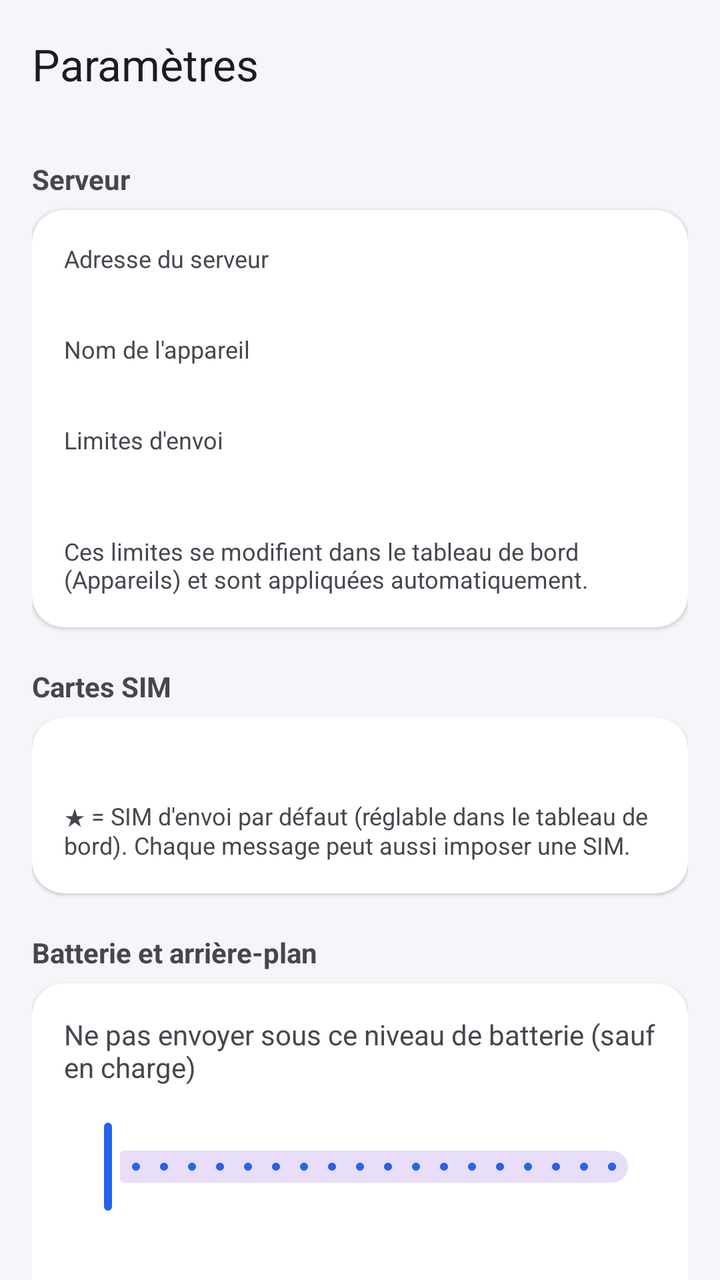
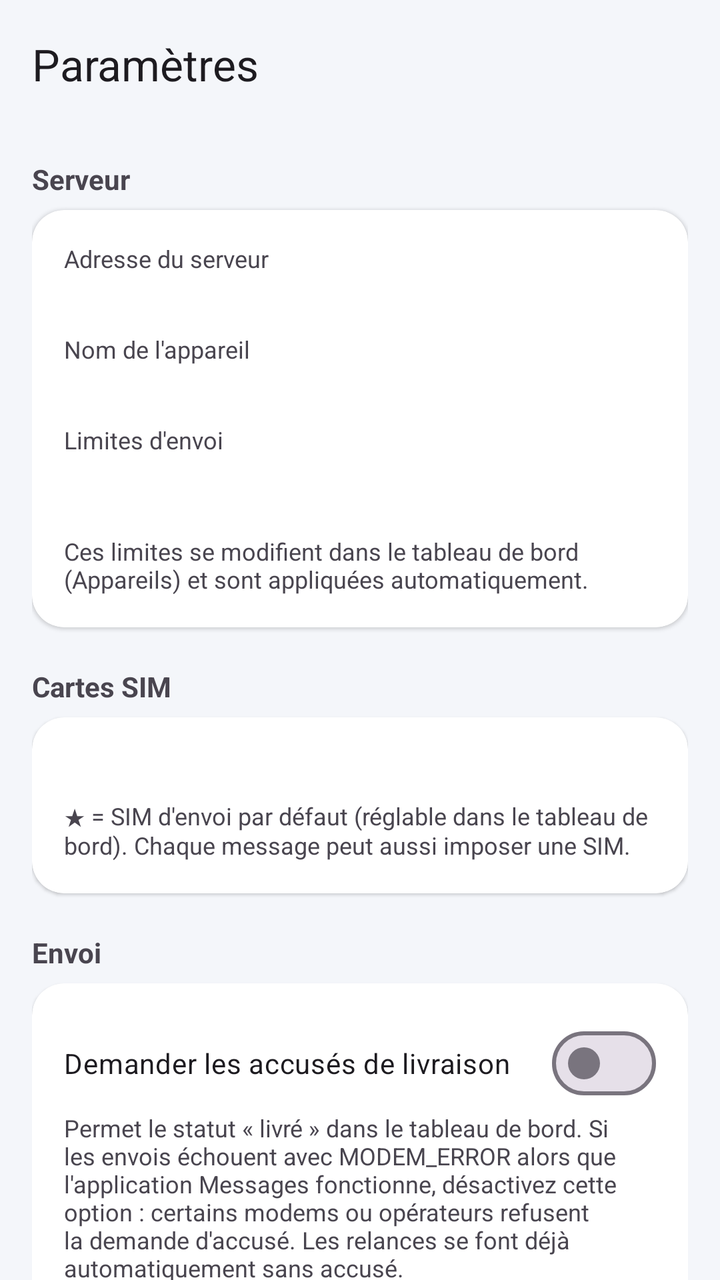

The first picture is an Android layout as it rendered before a commit; the second is the same layout after the commit. The layout source and the unified diff follow.
<!-- AndroidManifest.xml: application theme Theme.SmsGateway -->
<!-- res/layout/activity_settings.xml -->
<?xml version="1.0" encoding="utf-8"?>
<LinearLayout xmlns:android="http://schemas.android.com/apk/res/android"
    xmlns:app="http://schemas.android.com/apk/res-auto"
    android:id="@+id/root"
    android:layout_width="match_parent"
    android:layout_height="match_parent"
    android:orientation="vertical">

    <com.google.android.material.appbar.MaterialToolbar
        android:id="@+id/toolbar"
        android:layout_width="match_parent"
        android:layout_height="?attr/actionBarSize"
        android:background="@color/surface_bg"
        app:title="@string/settings" />

<androidx.core.widget.NestedScrollView
    android:layout_width="match_parent"
    android:layout_height="0dp"
    android:layout_weight="1">

    <LinearLayout
        android:layout_width="match_parent"
        android:layout_height="wrap_content"
        android:orientation="vertical"
        android:padding="16dp">

        <TextView style="@style/SectionTitle" android:layout_width="wrap_content" android:layout_height="wrap_content"
            android:layout_marginBottom="6dp" android:text="@string/section_server" />

        <com.google.android.material.card.MaterialCardView
            android:layout_width="match_parent"
            android:layout_height="wrap_content">

            <LinearLayout
                android:layout_width="match_parent"
                android:layout_height="wrap_content"
                android:orientation="vertical">

                <TextView style="@style/StatLabel" android:layout_width="wrap_content" android:layout_height="wrap_content"
                    android:text="@string/server_url" />
                <TextView android:id="@+id/serverUrl" android:layout_width="match_parent" android:layout_height="wrap_content"
                    android:layout_marginBottom="10dp" android:textDirection="ltr" android:textIsSelectable="true" />

                <TextView style="@style/StatLabel" android:layout_width="wrap_content" android:layout_height="wrap_content"
                    android:text="@string/device_name" />
                <TextView android:id="@+id/deviceName" android:layout_width="match_parent" android:layout_height="wrap_content"
                    android:layout_marginBottom="10dp" />

                <TextView style="@style/StatLabel" android:layout_width="wrap_content" android:layout_height="wrap_content"
                    android:text="@string/limits" />
                <TextView android:id="@+id/limits" android:layout_width="match_parent" android:layout_height="wrap_content" />
                <TextView android:id="@+id/serverEnabled" android:layout_width="match_parent" android:layout_height="wrap_content"
                    android:layout_marginBottom="4dp" android:textColor="?android:attr/textColorSecondary" android:textSize="12sp" />
                <TextView android:layout_width="match_parent" android:layout_height="wrap_content"
                    android:text="@string/limits_help" android:textColor="?android:attr/textColorSecondary" android:textSize="12sp" />
            </LinearLayout>
        </com.google.android.material.card.MaterialCardView>

        <TextView style="@style/SectionTitle" android:layout_width="wrap_content" android:layout_height="wrap_content"
            android:layout_marginTop="20dp" android:layout_marginBottom="6dp" android:text="@string/section_sim" />

        <com.google.android.material.card.MaterialCardView
            android:layout_width="match_parent"
            android:layout_height="wrap_content">

            <LinearLayout
                android:layout_width="match_parent"
                android:layout_height="wrap_content"
                android:orientation="vertical">

                <TextView android:id="@+id/sims" android:layout_width="match_parent" android:layout_height="wrap_content"
                    android:lineSpacingExtra="4dp" />
                <TextView android:layout_width="match_parent" android:layout_height="wrap_content"
                    android:layout_marginTop="6dp" android:text="@string/sim_help"
                    android:textColor="?android:attr/textColorSecondary" android:textSize="12sp" />
            </LinearLayout>
        </com.google.android.material.card.MaterialCardView>

        <TextView style="@style/SectionTitle" android:layout_width="wrap_content" android:layout_height="wrap_content"
            android:layout_marginTop="20dp" android:layout_marginBottom="6dp" android:text="@string/section_battery" />

        <com.google.android.material.card.MaterialCardView
            android:layout_width="match_parent"
            android:layout_height="wrap_content">

            <LinearLayout
                android:layout_width="match_parent"
                android:layout_height="wrap_content"
                android:orientation="vertical">

                <TextView android:layout_width="wrap_content" android:layout_height="wrap_content"
                    android:text="@string/min_battery" />
                <TextView android:id="@+id/minBatteryLabel" android:layout_width="wrap_content" android:layout_height="wrap_content"
                    android:textColor="?android:attr/textColorSecondary" android:textSize="12sp" />
                <com.google.android.material.slider.Slider
                    android:id="@+id/minBattery"
                    android:layout_width="match_parent"
                    android:layout_height="wrap_content"
                    android:stepSize="5"
                    android:valueFrom="0"
                    android:valueTo="90" />

                <TextView android:id="@+id/batteryStatus" android:layout_width="match_parent" android:layout_height="wrap_content"
                    android:layout_marginTop="8dp" />
                <TextView android:id="@+id/oemHint" android:layout_width="match_parent" android:layout_height="wrap_content"
                    android:layout_marginTop="6dp" android:textColor="?android:attr/textColorSecondary" android:textSize="12sp" />

                <com.google.android.material.button.MaterialButton
                    android:id="@+id/btnBattery"
                    style="@style/Widget.Material3.Button.TonalButton"
                    android:layout_width="match_parent"
                    android:layout_height="wrap_content"
                    android:layout_marginTop="8dp"
                    android:text="@string/disable_optimization" />

                <com.google.android.material.button.MaterialButton
                    android:id="@+id/btnAppSettings"
                    style="@style/Widget.Material3.Button.OutlinedButton"
                    android:layout_width="match_parent"
                    android:layout_height="wrap_content"
                    android:text="@string/app_settings" />

                <com.google.android.material.button.MaterialButton
                    android:id="@+id/btnNotifications"
                    style="@style/Widget.Material3.Button.OutlinedButton"
                    android:layout_width="match_parent"
                    android:layout_height="wrap_content"
                    android:text="@string/notification_settings" />
            </LinearLayout>
        </com.google.android.material.card.MaterialCardView>

        <com.google.android.material.button.MaterialButton
            android:id="@+id/btnUnpair"
            style="@style/Widget.Material3.Button.OutlinedButton"
            android:layout_width="match_parent"
            android:layout_height="wrap_content"
            android:layout_marginTop="24dp"
            android:text="@string/unpair"
            android:textColor="@color/error"
            app:strokeColor="@color/error" />

        <TextView
            android:id="@+id/version"
            android:layout_width="match_parent"
            android:layout_height="wrap_content"
            android:layout_marginTop="12dp"
            android:gravity="center"
            android:textColor="?android:attr/textColorSecondary"
            android:textSize="12sp" />
    </LinearLayout>
</androidx.core.widget.NestedScrollView>
</LinearLayout>
<!-- resources referenced by this layout -->
<resources>
  <color name="error">#EF4444</color>
  <color name="surface_bg">#F4F6FA</color>
  <string name="app_settings">Paramètres de l\'application</string>
  <string name="device_name">Nom de l\'appareil</string>
  <string name="disable_optimization">Désactiver l\'optimisation de batterie</string>
  <string name="limits">Limites d\'envoi</string>
  <string name="limits_help">Ces limites se modifient dans le tableau de bord (Appareils) et sont appliquées automatiquement.</string>
  <string name="min_battery">Ne pas envoyer sous ce niveau de batterie (sauf en charge)</string>
  <string name="notification_settings">Notifications</string>
  <string name="section_battery">Batterie et arrière-plan</string>
  <string name="section_server">Serveur</string>
  <string name="section_sim">Cartes SIM</string>
  <string name="server_url">Adresse du serveur</string>
  <string name="settings">Paramètres</string>
  <string name="sim_help">★ = SIM d\'envoi par défaut (réglable dans le tableau de bord). Chaque message peut aussi imposer une SIM.</string>
  <string name="unpair">Désappairer</string>
  <style name="SectionTitle">
          <item name="android:textSize">14sp</item>
          <item name="android:textStyle">bold</item>
          <item name="android:textColor">?android:attr/textColorSecondary</item>
      </style>
  <style name="StatLabel">
          <item name="android:textSize">12sp</item>
          <item name="android:textColor">?android:attr/textColorSecondary</item>
      </style>
  <style name="Theme.SmsGateway" parent="Theme.Material3.DayNight.NoActionBar">
          <item name="colorPrimary">@color/brand</item>
          <item name="colorPrimaryDark">@color/brand_dark</item>
          <item name="colorSecondary">@color/ok</item>
          <item name="android:windowBackground">@color/surface_bg</item>
          <item name="materialCardViewStyle">@style/Widget.SmsGateway.Card</item>
      </style>
  <color name="brand">#2563EB</color>
  <color name="brand_dark">#1D4ED8</color>
  <color name="ok">#10B981</color>
  <style name="Widget.SmsGateway.Card" parent="Widget.Material3.CardView.Elevated">
          <item name="cardBackgroundColor">@color/card_bg</item>
          <item name="cardCornerRadius">16dp</item>
          <item name="cardElevation">1dp</item>
          <item name="contentPadding">16dp</item>
      </style>
  <color name="card_bg">#FFFFFF</color>
</resources>

<!-- the commit's change to res/layout/activity_settings.xml (unified diff, before → after) -->
@@ -77,6 +77,29 @@
         </com.google.android.material.card.MaterialCardView>
 
         <TextView style="@style/SectionTitle" android:layout_width="wrap_content" android:layout_height="wrap_content"
+            android:layout_marginTop="20dp" android:layout_marginBottom="6dp" android:text="@string/section_sending" />
+
+        <com.google.android.material.card.MaterialCardView
+            android:layout_width="match_parent"
+            android:layout_height="wrap_content">
+
+            <LinearLayout
+                android:layout_width="match_parent"
+                android:layout_height="wrap_content"
+                android:orientation="vertical">
+
+                <com.google.android.material.materialswitch.MaterialSwitch
+                    android:id="@+id/deliveryReports"
+                    android:layout_width="match_parent"
+                    android:layout_height="wrap_content"
+                    android:text="@string/delivery_reports" />
+                <TextView android:layout_width="match_parent" android:layout_height="wrap_content"
+                    android:text="@string/delivery_reports_help"
+                    android:textColor="?android:attr/textColorSecondary" android:textSize="12sp" />
+            </LinearLayout>
+        </com.google.android.material.card.MaterialCardView>
+
+        <TextView style="@style/SectionTitle" android:layout_width="wrap_content" android:layout_height="wrap_content"
             android:layout_marginTop="20dp" android:layout_marginBottom="6dp" android:text="@string/section_battery" />
 
         <com.google.android.material.card.MaterialCardView
<!-- resource entries referenced after the edit -->
@@ -3,6 +3,8 @@
   <color name="error">#EF4444</color>
   <color name="surface_bg">#F4F6FA</color>
   <string name="app_settings">Paramètres de l\'application</string>
+  <string name="delivery_reports">Demander les accusés de livraison</string>
+  <string name="delivery_reports_help">Permet le statut « livré » dans le tableau de bord. Si les envois échouent avec MODEM_ERROR alors que l\'application Messages fonctionne, désactivez cette option : certains modems ou opérateurs refusent la demande d\'accusé. Les relances se font déjà automatiquement sans accusé.</string>
   <string name="device_name">Nom de l\'appareil</string>
   <string name="disable_optimization">Désactiver l\'optimisation de batterie</string>
   <string name="limits">Limites d\'envoi</string>
@@ -10,6 +12,7 @@
   <string name="min_battery">Ne pas envoyer sous ce niveau de batterie (sauf en charge)</string>
   <string name="notification_settings">Notifications</string>
   <string name="section_battery">Batterie et arrière-plan</string>
+  <string name="section_sending">Envoi</string>
   <string name="section_server">Serveur</string>
   <string name="section_sim">Cartes SIM</string>
   <string name="server_url">Adresse du serveur</string>
